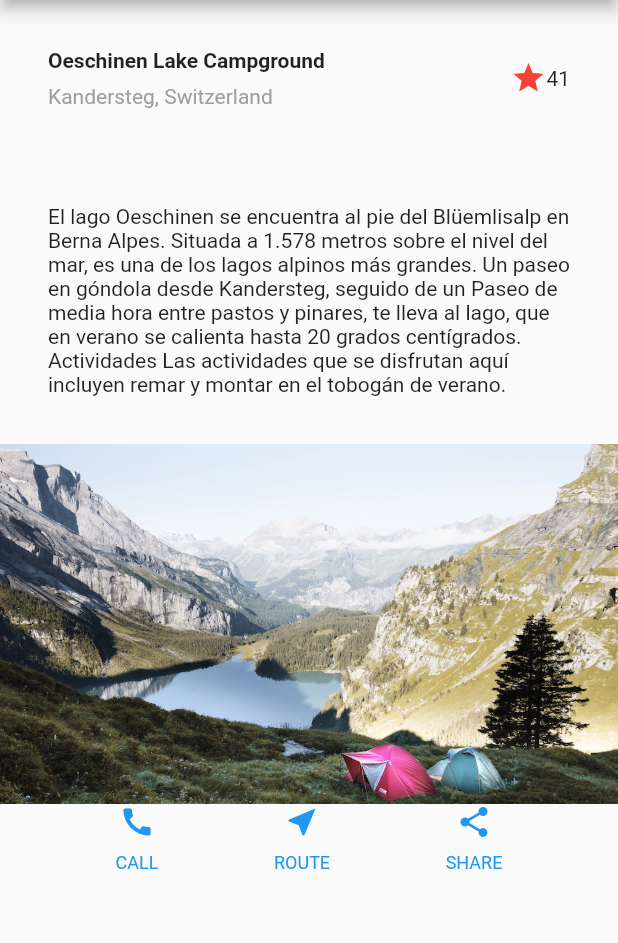
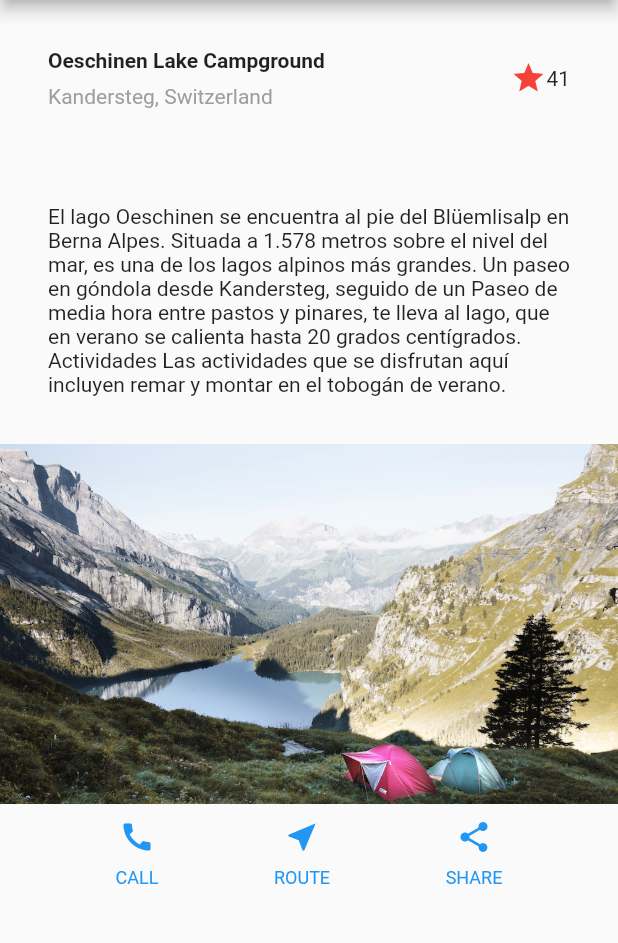
Before and after one commit to DonPerezP/tallerFlutter1, a Flutter app: the screen it shows after launch, on a phone screen of 412 x 824 dp, the part 84-1027 px from its top. Run offline on Flutter 3.47's test engine with Material 2 defaults, Android fonts, the phone set to English and light mode, and no system bars.

Commit message:
Cambio margin a botones

```diff
--- a/lib/main.dart
+++ b/lib/main.dart
@@ -19,7 +19,7 @@ class MyApp extends StatelessWidget {
                   padding: const EdgeInsets.only(bottom: 8),
                   child: Text(
                     'Oeschinen Lake Campground',
-                    style: TextStyle(
+                      style: TextStyle(
                       fontWeight: FontWeight.bold,
                     ),
                   ),
@@ -46,6 +46,7 @@ class MyApp extends StatelessWidget {
     Color color = Theme.of(context).primaryColor;
 
     Widget buttonSection = Container(
+      margin: const EdgeInsets.only(top: 10),
       child: Row(
         mainAxisAlignment: MainAxisAlignment.spaceEvenly,
         children: [
```
